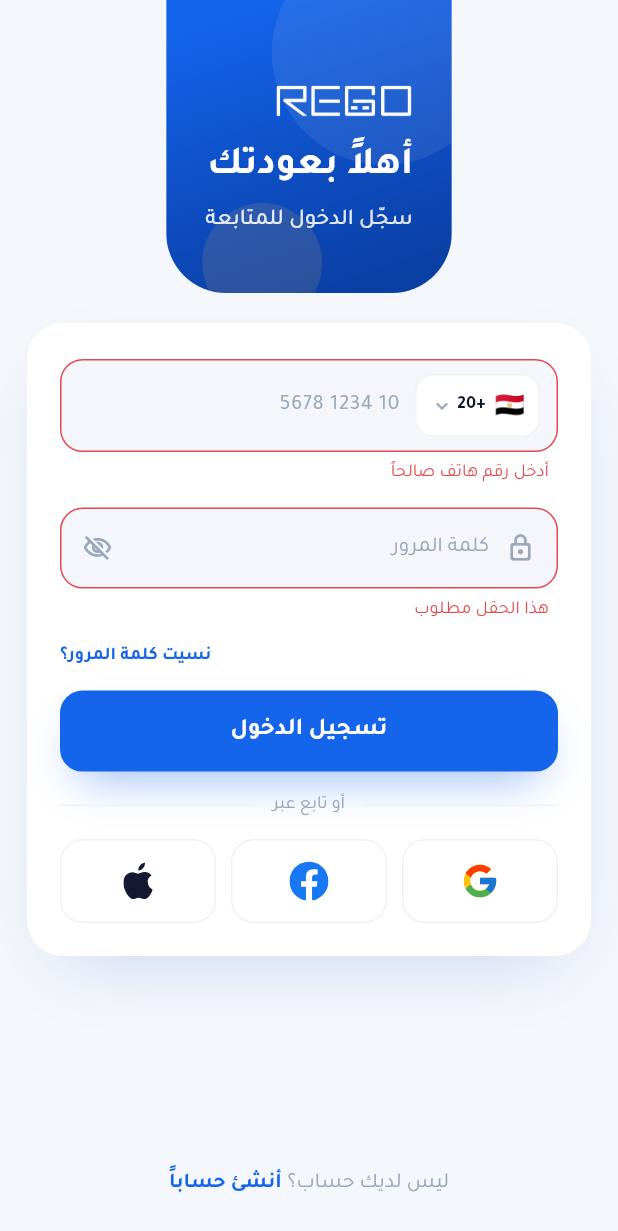
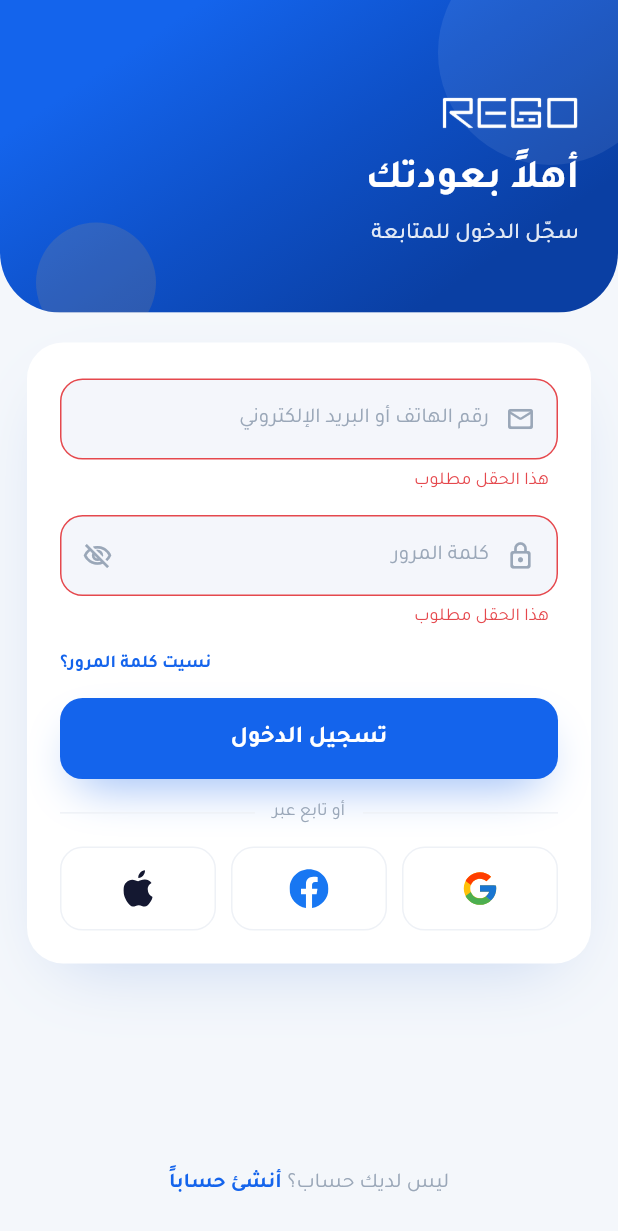
Before and after one commit to elmohamadyhd/mobile-app-user-Rego-Bus, a Flutter app: the LoginScreen screen opened by its route, after a tap on the "visibility" icon, after a tap on "تسجيل الدخول", on a phone screen of 412 x 824 dp. Shown: the top 1231 px of the screen. Run offline on Flutter 3.47's test engine with Material 3 defaults, Android fonts, the phone set to English and light mode, and no system bars; our stand-ins replace dio, flutter_dotenv, flutter_riverpod, flutter_secure_storage, flutter_svg, freezed_annotation and 1 more; accounts and stored records are empty; generated files the repository leaves out were written again.

Commit message:
Refactor login and registration screens to unify identifier input, update localization strings for phone and email support, and enhance UI layout with consistent padding. Adjust error handling for identifier validation in the login process.

```diff
--- a/lib/features/auth/presentation/login_screen.dart
+++ b/lib/features/auth/presentation/login_screen.dart
@@ -13,7 +13,6 @@ import 'package:rego/features/auth/presentation/providers/auth_providers.dart';
 import 'package:rego/features/auth/presentation/widgets/auth_card.dart';
 import 'package:rego/features/auth/presentation/widgets/auth_text_field.dart';
 import 'package:rego/features/auth/presentation/widgets/country_picker.dart';
-import 'package:rego/features/auth/presentation/widgets/phone_field.dart';
 import 'package:rego/features/auth/presentation/widgets/social_row.dart';
 import 'package:rego/l10n/app_localizations.dart';
 import 'package:rego/shared/widgets/gradient_hero.dart';
@@ -27,40 +26,34 @@ class LoginScreen extends ConsumerStatefulWidget {
 }
 
 class _LoginScreenState extends ConsumerState<LoginScreen> {
-  final _phone = TextEditingController();
+  final _identifier = TextEditingController();
   final _password = TextEditingController();
-  CountryCode _country = kDefaultCountry;
   bool _obscure = true;
   bool _submitting = false;
-  String? _phoneError;
+  String? _identifierError;
   String? _passwordError;
 
   @override
   void dispose() {
-    _phone.dispose();
+    _identifier.dispose();
     _password.dispose();
     super.dispose();
   }
 
-  Future<void> _pickCountry() async {
-    final picked = await showCountryCodePicker(context);
-    if (picked != null) setState(() => _country = picked);
-  }
-
   Future<void> _submit() async {
     final l10n = AppLocalizations.of(context);
+    final identifier = _identifier.text.trim();
     setState(() {
-      _phoneError =
-          Validators.isValidPhone(_phone.text) ? null : l10n.valPhone;
+      _identifierError = _identifierErrorFor(identifier, l10n);
       _passwordError = _password.text.isEmpty ? l10n.valRequired : null;
     });
-    if (_phoneError != null || _passwordError != null) return;
+    if (_identifierError != null || _passwordError != null) return;
 
     setState(() => _submitting = true);
     try {
       final session = await ref.read(authRepositoryProvider).login(
-            phoneCode: _country.dial,
-            mobile: Validators.digitsOnly(_phone.text),
+            phoneCode: kDefaultCountry.dial,
+            mobile: Validators.digitsOnly(identifier),
             password: _password.text,
           );
       await ref.read(sessionControllerProvider.notifier).setSession(session);
@@ -72,10 +65,18 @@ class _LoginScreenState extends ConsumerState<LoginScreen> {
     }
   }
 
+  /// design/V1 shows one "Phone or email" field, but the backend login is
+  /// phone-only — email entries get a friendly "coming soon" until it lands.
+  String? _identifierErrorFor(String value, AppLocalizations l10n) {
+    if (value.isEmpty) return l10n.valRequired;
+    if (value.contains('@')) return l10n.loginEmailUnsupported;
+    return Validators.isValidPhone(value) ? null : l10n.valPhone;
+  }
+
   void _applyErrors(ApiException e) {
     final fields = e.errors;
     setState(() {
-      _phoneError = fields?['mobile']?.first;
+      _identifierError = fields?['mobile']?.first;
       _passwordError = fields?['password']?.first;
     });
     if (fields == null || fields.isEmpty) {
@@ -100,17 +101,17 @@ class _LoginScreenState extends ConsumerState<LoginScreen> {
                   GradientHero(
                     title: l10n.loginTitle,
                     subtitle: l10n.loginSubtitle,
-                    padding: const EdgeInsets.fromLTRB(26, 56, 26, 36),
                   ),
                   AuthCard(
                     children: [
-                      PhoneField(
-                        controller: _phone,
-                        country: _country,
-                        hint: l10n.phoneHint,
-                        onTapCountry: _pickCountry,
-                        errorText: _phoneError,
+                      AuthTextField(
+                        controller: _identifier,
+                        hint: l10n.loginIdentifierHint,
+                        icon: AppIcons.mail,
+                        keyboardType: TextInputType.emailAddress,
+                        errorText: _identifierError,
                         textInputAction: TextInputAction.next,
+                        autofillHints: const [AutofillHints.username],
                       ),
                       AuthTextField(
                         controller: _password,
--- a/lib/features/auth/presentation/register_screen.dart
+++ b/lib/features/auth/presentation/register_screen.dart
@@ -137,9 +137,9 @@ class _RegisterScreenState extends ConsumerState<RegisterScreen> {
                   GradientHero(
                     title: l10n.registerTitle,
                     subtitle: l10n.registerSubtitle,
-                    padding: const EdgeInsets.fromLTRB(26, 56, 26, 36),
                   ),
                   AuthCard(
+                    gap: 13,
                     children: [
                       AuthTextField(
                         controller: _name,
--- a/lib/l10n/app_ar.arb
+++ b/lib/l10n/app_ar.arb
@@ -20,6 +20,8 @@
   "loginButton": "تسجيل الدخول",
   "loginNoAccount": "ليس لديك حساب؟",
   "loginSignUp": "أنشئ حساباً",
+  "loginIdentifierHint": "رقم الهاتف أو البريد الإلكتروني",
+  "loginEmailUnsupported": "تسجيل الدخول بالبريد قريباً — يُرجى استخدام رقم هاتفك",
 
   "phoneHint": "10 1234 5678",
   "passwordHint": "كلمة المرور",
--- a/lib/shared/widgets/gradient_hero.dart
+++ b/lib/shared/widgets/gradient_hero.dart
@@ -25,7 +25,12 @@ class GradientHero extends StatelessWidget {
 
   @override
   Widget build(BuildContext context) {
-    return ClipRRect(
+    // Full-bleed: the Stack would otherwise shrink-wrap to its text content
+    // (the parent Column centers it), collapsing the hero into a floating
+    // card. Forcing infinite width makes it span the screen edge-to-edge.
+    return SizedBox(
+        width: double.infinity,
+        child: ClipRRect(
           borderRadius: const BorderRadius.vertical(
             bottom: Radius.circular(AppRadius.hero),
           ),
@@ -62,7 +67,7 @@ class GradientHero extends StatelessWidget {
                           title!,
                           style: const TextStyle(
                             fontFamily: AppTypography.fontFamily,
-                        fontSize: 26,
+                            fontSize: 27,
                             fontWeight: FontWeight.w700,
                             height: 1.2,
                             color: AppColors.onHero,
@@ -87,7 +92,7 @@ class GradientHero extends StatelessWidget {
               ],
             ),
           ),
-    );
+        ));
   }
 
   Widget _blob(double size, Color color) => Container(
```
Also changed, not shown: lib/l10n/app_en.arb (+8 -0 lines), 1 other file. Lines whose indentation alone changed are shown as unchanged.
